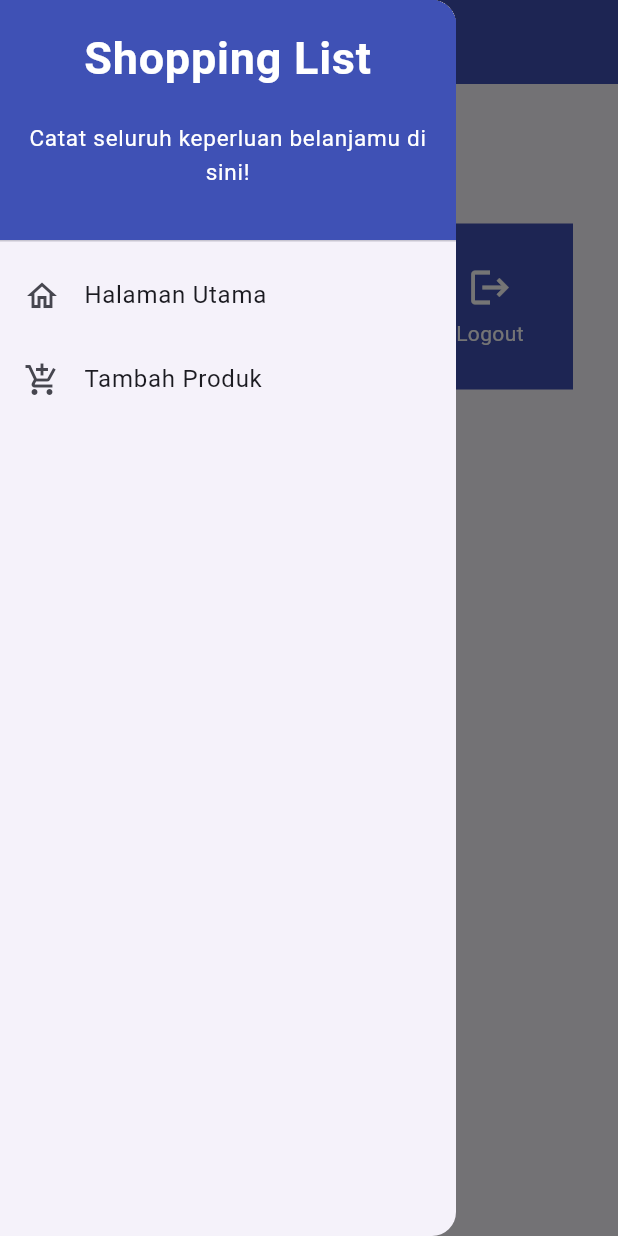
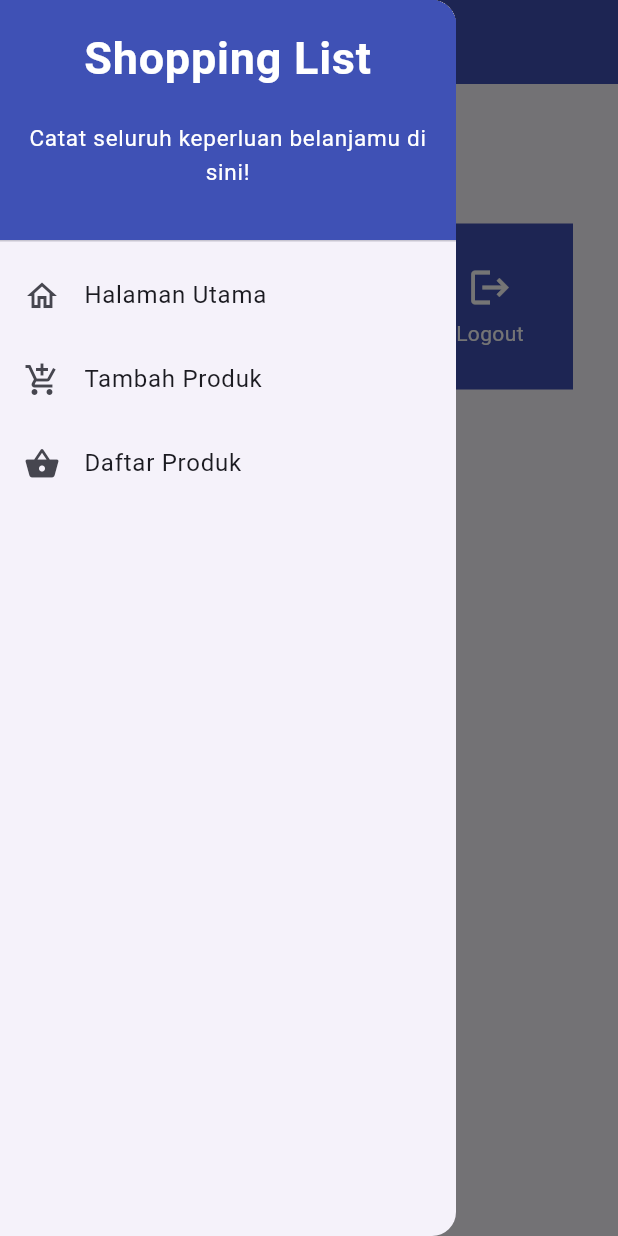
Before and after one commit to eryanda/shopping-list-mobile, a Flutter app: the MyHomePage screen opened directly, with the side drawer open, on a phone screen of 412 x 824 dp. Run offline on Flutter 3.47's test engine with Material 2 defaults, Android fonts, the phone set to English and light mode, and no system bars; missing offline and left inert: pbp_django_auth; network calls fail.

Commit message:
tutorial 8 selesai

```diff
--- a/shopping_list/lib/screens/menu.dart
+++ b/shopping_list/lib/screens/menu.dart
@@ -1,18 +1,11 @@
 import 'package:flutter/material.dart';
 import 'package:shopping_list/widgets/left_drawer.dart';
+import 'package:shopping_list/screens/shoplist_form.dart';
 import 'package:shopping_list/widgets/shop_card.dart';
 
 class MyHomePage extends StatelessWidget {
   MyHomePage({Key? key}) : super(key: key);
 
-  // This widget is the home page of your application. It is stateful, meaning
-  // that it has a State object (defined below) that contains fields that affect
-  // how it looks.
-
-  // This class is the configuration for the state. It holds the values (in this
-  // case the title) provided by the parent (in this case the App widget) and
-  // used by the build method of the State. Fields in a Widget subclass are
-  // always marked "final".
   final List<ShopItem> items = [
     ShopItem("Lihat Produk", Icons.checklist),
     ShopItem("Tambah Produk", Icons.add_shopping_cart),
@@ -21,12 +14,6 @@ class MyHomePage extends StatelessWidget {
 
   @override
   Widget build(BuildContext context) {
-    // This method is rerun every time setState is called, for instance as done
-    // by the _incrementCounter method above.
-    //
-    // The Flutter framework has been optimized to make rerunning build methods
-    // fast, so that you can just rebuild anything that needs updating rather
-    // than having to individually change instances of widgets.
     return Scaffold(
       appBar: AppBar(
         title: const Text(
@@ -75,5 +62,54 @@ class MyHomePage extends StatelessWidget {
       ),
     );
   }
+}
 
+class ShopCard extends StatelessWidget {
+  final ShopItem item;
+
+  const ShopCard(this.item, {super.key}); // Constructor
+
+  @override
+  Widget build(BuildContext context) {
+    return Material(
+      color: Colors.indigo,
+      child: InkWell(
+        // Area responsive terhadap sentuhan
+        onTap: () {
+          // Memunculkan SnackBar ketika diklik
+          ScaffoldMessenger.of(context)
+            ..hideCurrentSnackBar()
+            ..showSnackBar(SnackBar(
+                content: Text("Kamu telah menekan tombol ${item.name}!")));
+          // Navigate ke route yang sesuai (tergantung jenis tombol)
+          if (item.name == "Tambah Produk") {
+            Navigator.push(context,
+                MaterialPageRoute(builder: (context) => const ShopFormPage()));
+          }
+        },
+        child: Container(
+          // Container untuk menyimpan Icon dan Text
+          padding: const EdgeInsets.all(8),
+          child: Center(
+            child: Column(
+              mainAxisAlignment: MainAxisAlignment.center,
+              children: [
+                Icon(
+                  item.icon,
+                  color: Colors.white,
+                  size: 30.0,
+                ),
+                const Padding(padding: EdgeInsets.all(3)),
+                Text(
+                  item.name,
+                  textAlign: TextAlign.center,
+                  style: const TextStyle(color: Colors.white),
+                ),
+              ],
+            ),
+          ),
+        ),
+      ),
+    );
+  }
 }
--- a/shopping_list/lib/widgets/left_drawer.dart
+++ b/shopping_list/lib/widgets/left_drawer.dart
@@ -1,6 +1,7 @@
 import 'package:flutter/material.dart';
 import 'package:shopping_list/screens/menu.dart';
 import 'package:shopping_list/screens/shoplist_form.dart';
+import 'package:shopping_list/screens/list_product.dart';
 
 class LeftDrawer extends StatelessWidget {
   const LeftDrawer({super.key});
@@ -68,6 +69,17 @@ class LeftDrawer extends StatelessWidget {
                   ));
             },
           ),
+          ListTile(
+            leading: const Icon(Icons.shopping_basket),
+            title: const Text('Daftar Produk'),
+            onTap: () {
+                // Route menu ke halaman produk
+                Navigator.push(
+                context,
+                MaterialPageRoute(builder: (context) => const ProductPage()),
+                );
+            },
+        ),
         ],
       ),
     );
--- a/shopping_list/lib/widgets/shop_card.dart
+++ b/shopping_list/lib/widgets/shop_card.dart
@@ -1,5 +1,6 @@
 import 'package:flutter/material.dart';
 import 'package:shopping_list/screens/shoplist_form.dart';
+import 'package:shopping_list/screens/list_product.dart';
 
 class ShopItem {
   final String name;
@@ -30,6 +31,10 @@ class ShopCard extends StatelessWidget {
             Navigator.push(context,
                 MaterialPageRoute(builder: (context) => const ShopFormPage()));
           }
+          else if (item.name == "Lihat Produk") {
+            Navigator.push(context,
+            MaterialPageRoute(builder: (context) => const ProductPage()));
+          }
         },
         child: Container(
           // Container untuk menyimpan Icon dan Text
--- a/shopping_list/pubspec.yaml
+++ b/shopping_list/pubspec.yaml
@@ -35,6 +35,9 @@ dependencies:
   # The following adds the Cupertino Icons font to your application.
   # Use with the CupertinoIcons class for iOS style icons.
   cupertino_icons: ^1.0.2
+  provider: ^6.1.1
+  pbp_django_auth: ^0.3.1
+  http: ^0.13.6
 
 dev_dependencies:
   flutter_test:
```
Also changed, not shown: shopping_list/lib/main.dart (+13 -21 lines), shopping_list/lib/models/product.dart (added, +65 -0 lines), shopping_list/lib/screens/list_product.dart (added, +91 -0 lines), shopping_list/lib/screens/login.dart (added, +114 -0 lines), shopping_list/lib/screens/shoplist_form.dart (+8 -8 lines), shopping_list/pubspec.lock, 2 other files.
